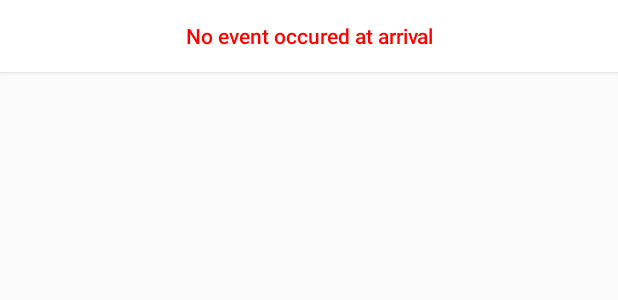
After one commit to ns2574/bejnt, an Android app: the layout report_popup.xml on its own in the app's theme, with its tools: preview values and no code run, on a phone screen of 412 x 824 dp. The commit adds this screen. Shown: the top 300 px of the screen. Run offline under Robolectric (Android 15) with nearby library versions, the phone set to English and light mode, and no system bars.

Commit message:
report button

```diff
--- a/BuddySystem2/app/build.gradle
+++ b/BuddySystem2/app/build.gradle
@@ -26,4 +26,5 @@ dependencies {
     })
     compile 'com.android.support:appcompat-v7:25.1.1'
     testCompile 'junit:junit:4.12'
+    compile 'com.google.android.gms:play-services-maps:10.2.0'
 }
--- /dev/null
+++ b/BuddySystem2/app/src/main/res/layout/report_popup.xml
@@ -0,0 +1,19 @@
+<?xml version="1.0" encoding="utf-8"?>
+<LinearLayout xmlns:android="http://schemas.android.com/apk/res/android"
+    android:layout_width="match_parent"
+    android:layout_height="match_parent">
+
+
+    <Button
+        android:layout_width="match_parent"
+        android:layout_height="wrap_content"
+        android:text="No event occured at arrival"
+        android:textAllCaps="false"
+        android:textColor="#ff0000"
+        android:background="#ffffff"
+        />
+
+
+
+
+</LinearLayout>
```
Also changed, not shown: BuddySystem2/app/src/main/res/layout/activity_map.xml (+18 -1 lines).
